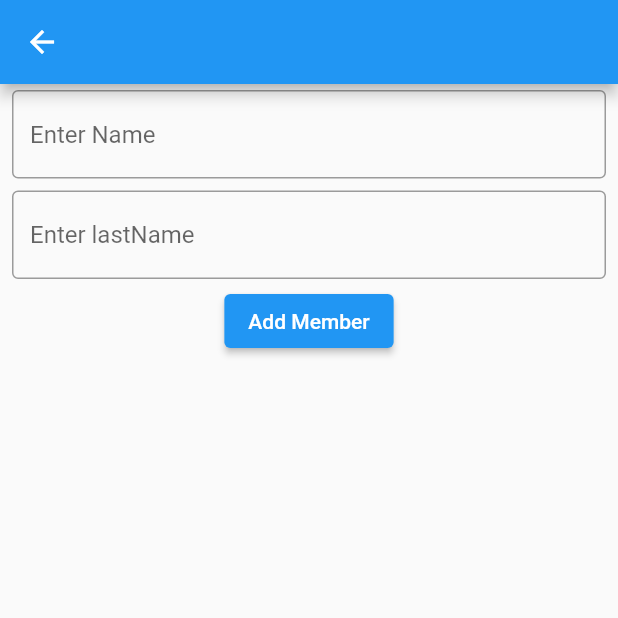
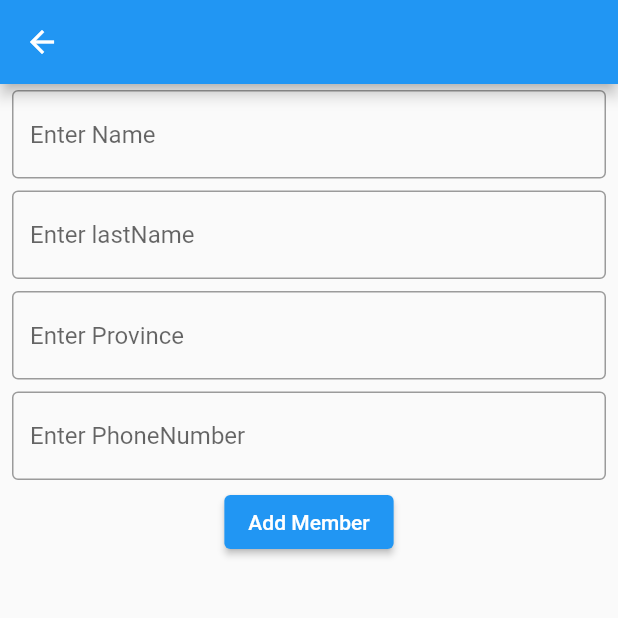
Before and after one commit to Boonyarit-siol/testswift, a Flutter app: the AddPage screen opened directly, on a phone screen of 412 x 824 dp, the top half of it. Run offline on Flutter 3.47's test engine with Material 2 defaults, Android fonts, the phone set to English and light mode, and no system bars.

Commit message:
update add page

```diff
--- a/lib/add_page.dart
+++ b/lib/add_page.dart
@@ -41,6 +41,26 @@ class AddPage extends StatelessWidget {
               ),
             ),
           ),
+          Padding(
+            padding: const EdgeInsets.symmetric(horizontal: 8, vertical: 4),
+            child: TextField(
+              controller: province,
+              decoration: const InputDecoration(
+                border: OutlineInputBorder(),
+                hintText: 'Enter Province',
+              ),
+            ),
+          ),
+          Padding(
+            padding: const EdgeInsets.symmetric(horizontal: 8, vertical: 4),
+            child: TextField(
+              controller: phoneNumber,
+              decoration: const InputDecoration(
+                border: OutlineInputBorder(),
+                hintText: 'Enter PhoneNumber',
+              ),
+            ),
+          ),
           ElevatedButton(
               onPressed: () {
                 todo.personalAdd(Personal(
```
Also changed, not shown: lib/edit_page.dart (+11 -3 lines).
